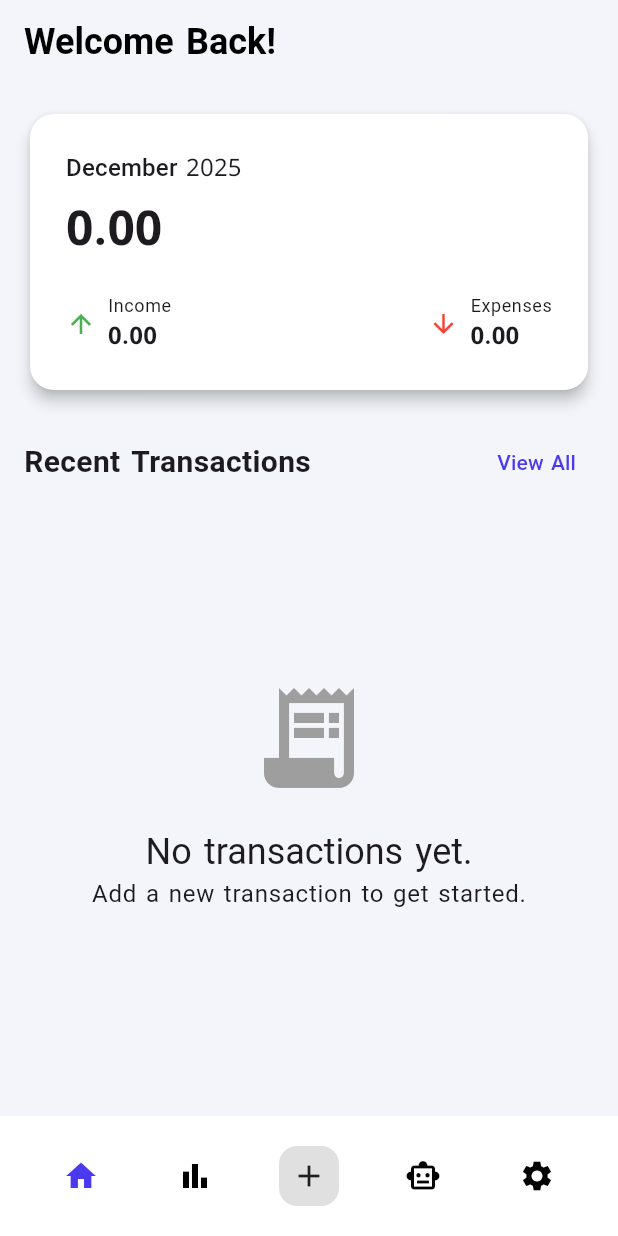
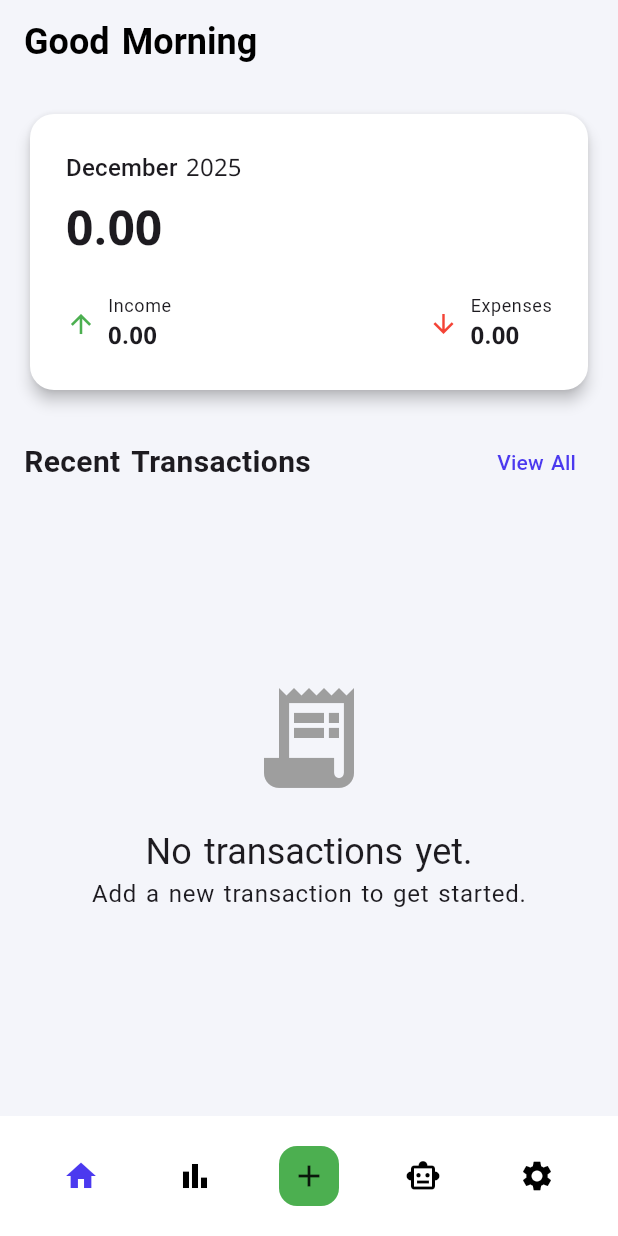
Before and after one commit to saqershahien/masareef, a Flutter app: the screen it shows after launch, on a phone screen of 412 x 824 dp. Run offline on Flutter 3.47's test engine with Material 3 defaults, Android fonts, the phone set to English and light mode, and no system bars; our stand-ins replace fl_chart, google_fonts, shared_preferences, sqflite; accounts and stored records are empty.

Commit message:
add Changes

```diff
--- a/lib/l10n/app_ar.arb
+++ b/lib/l10n/app_ar.arb
@@ -1,6 +1,8 @@
 {
     "helloAdam": "مرحباً آدم",
     "welcomeBack": "مرحباً بعودتك!",
+    "goodMorning": "صباح الخير",
+    "goodEvening": "مساء الخير",
     "totalBalance": "الرصيد الإجمالي",
     "income": "الدخل",
     "expenses": "المصاريف",
--- a/lib/l10n/app_en.arb
+++ b/lib/l10n/app_en.arb
@@ -1,6 +1,8 @@
 {
     "helloAdam": "Hello Adam",
     "welcomeBack": "Welcome Back!",
+    "goodMorning": "Good Morning",
+    "goodEvening": "Good Evening",
     "totalBalance": "Total Balance",
     "income": "Income",
     "expenses": "Expenses",
--- a/lib/l10n/app_localizations.dart
+++ b/lib/l10n/app_localizations.dart
@@ -109,6 +109,18 @@ abstract class AppLocalizations {
   /// In en, this message translates to:
   /// **'Welcome Back!'**
   String get welcomeBack;
+
+  /// No description provided for @goodMorning.
+  ///
+  /// In en, this message translates to:
+  /// **'Good Morning'**
+  String get goodMorning;
+
+  /// No description provided for @goodEvening.
+  ///
+  /// In en, this message translates to:
+  /// **'Good Evening'**
+  String get goodEvening;
 
   /// No description provided for @totalBalance.
   ///
--- a/lib/l10n/app_localizations_ar.dart
+++ b/lib/l10n/app_localizations_ar.dart
@@ -13,6 +13,12 @@ class AppLocalizationsAr extends AppLocalizations {
 
   @override
   String get welcomeBack => 'مرحباً بعودتك!';
+
+  @override
+  String get goodMorning => 'صباح الخير';
+
+  @override
+  String get goodEvening => 'مساء الخير';
 
   @override
   String get totalBalance => 'الرصيد الإجمالي';
--- a/lib/l10n/app_localizations_en.dart
+++ b/lib/l10n/app_localizations_en.dart
@@ -13,6 +13,12 @@ class AppLocalizationsEn extends AppLocalizations {
 
   @override
   String get welcomeBack => 'Welcome Back!';
+
+  @override
+  String get goodMorning => 'Good Morning';
+
+  @override
+  String get goodEvening => 'Good Evening';
 
   @override
   String get totalBalance => 'Total Balance';
--- a/lib/main.dart
+++ b/lib/main.dart
@@ -236,6 +236,16 @@ class _HomePageState extends State<HomePage> {
     );
   }
 
+  String _getGreeting(BuildContext context) {
+    final hour = DateTime.now().hour;
+    final l10n = AppLocalizations.of(context)!;
+    if (hour < 12) {
+      return l10n.goodMorning;
+    } else {
+      return l10n.goodEvening;
+    }
+  }
+
   @override
   Widget build(BuildContext context) {
     final l10n = AppLocalizations.of(context)!;
@@ -245,7 +255,7 @@ class _HomePageState extends State<HomePage> {
         title: Column(
           crossAxisAlignment: CrossAxisAlignment.start,
           children: [
-            Text(l10n.welcomeBack,
+            Text(_getGreeting(context),
                 style: Theme.of(context).textTheme.headlineSmall?.copyWith(
                     fontWeight: FontWeight.bold,
                     color: Theme.of(context).colorScheme.onSurface)),
@@ -322,7 +332,7 @@ class _HomePageState extends State<HomePage> {
               tooltip: l10n.stats,
             ),
             FloatingActionButton.small(
-              backgroundColor: Colors.grey[300],
+              backgroundColor: Colors.green,
               onPressed: _navigateToAddTransaction,
               tooltip: l10n.addNewTransaction,
               elevation: 0,
```
